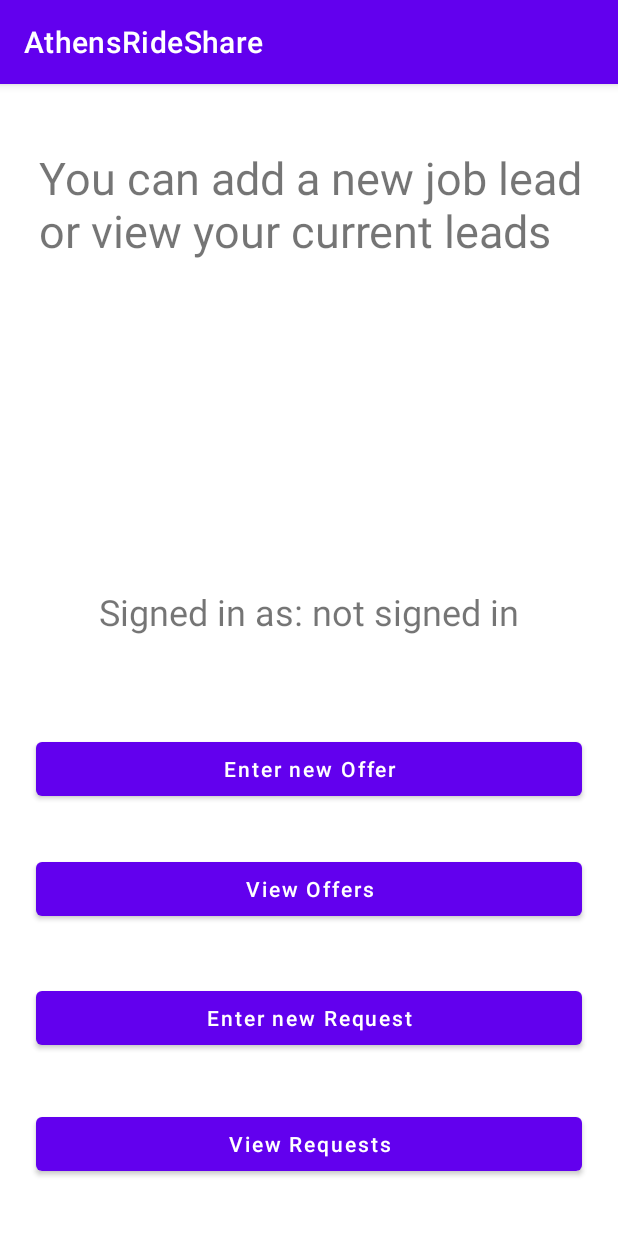
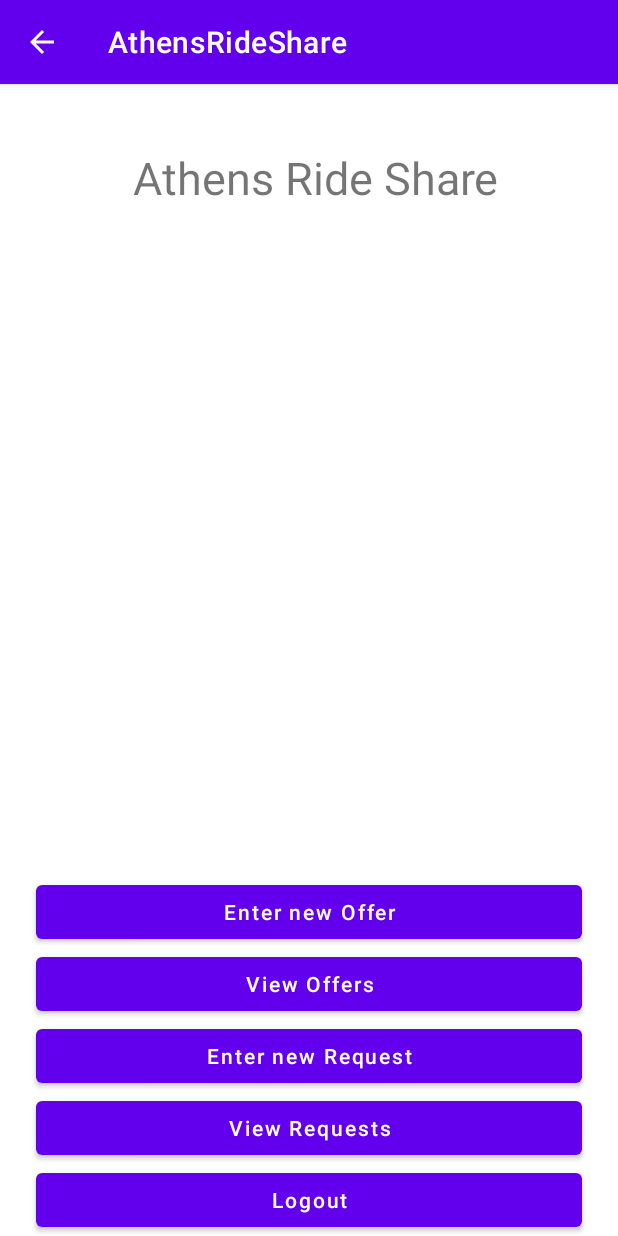
Before and after one commit to Manmeet1808/AthensRideShare2, an Android app: the homeScreen2 screen opened directly, with no data from a screen before it, on a phone screen of 412 x 824 dp. Run offline under Robolectric (Android 15) with nearby library versions, the phone set to English and light mode, and no system bars; our stand-ins replace Firebase (no records; nobody signed in at launch, a user with empty details on screens opened directly).

Commit message:
back buttons and logout

```diff
--- a/app/src/main/java/edu/uga/cs/athensrideshare/homeScreen2.java
+++ b/app/src/main/java/edu/uga/cs/athensrideshare/homeScreen2.java
@@ -6,6 +6,7 @@ import android.util.Log;
 import android.view.View;
 import android.widget.Button;
 import android.widget.TextView;
+import android.widget.Toast;
 
 import androidx.annotation.NonNull;
 import androidx.appcompat.app.AppCompatActivity;
@@ -23,7 +24,6 @@ public class homeScreen2 extends AppCompatActivity {
     protected void onCreate(Bundle savedInstanceState) {
         super.onCreate(savedInstanceState);
         setContentView(R.layout.home_screen2);
-        //hello
 
         Log.d( DEBUG_TAG, "homescreen.onCreate()" );
 
@@ -31,12 +31,14 @@ public class homeScreen2 extends AppCompatActivity {
         Button reviewLeadsButton = findViewById(R.id.button2);
         Button newRequestButton = findViewById(R.id.button4);
         Button reviewRequestButton = findViewById(R.id.button5);
-        signedInTextView = findViewById( R.id.textView3 );
+        Button logoutButton = findViewById(R.id.button6);
 
+        // Upon each button being clicked, the corresponding listener shall be called
         newLeadButton.setOnClickListener( new NewLeadButtonClickListener() );
         reviewLeadsButton.setOnClickListener( new ReviewLeadsButtonClickListener() );
         newRequestButton.setOnClickListener( new NewRequestButtonClickListener() );
         reviewRequestButton.setOnClickListener( new ReviewRequestButtonClickListener() );
+        logoutButton.setOnClickListener( new LogOutClickListener() );
 
         // Setup a listener for a change in the sign in status (authentication status change)
         // when it is invoked, check if a user is signed in and update the UI text view string,
@@ -52,7 +54,6 @@ public class homeScreen2 extends AppCompatActivity {
                 } else {
                     // User is signed out
                     Log.d( DEBUG_TAG, "onAuthStateChanged:signed_out" );
-                    //signedInTextView.setText( "Signed in as: not signed in" );
                 }
             }
         });
@@ -90,16 +91,7 @@ public class homeScreen2 extends AppCompatActivity {
         }
     }
 
-    /**
-     * This class defines the onClickListener class for the logout button.
-     * Signs the current user out and returns to MainActivity.
-     */
     private class LogOutClickListener implements View.OnClickListener {
-
-        /**
-         * Signs out the current user and returns to the MainActivity login/register screen.
-         * @param v the button view that has called the method
-         */
         @Override
         public void onClick(View v) {
             FirebaseAuth.getInstance().signOut();
--- a/app/src/main/res/layout/activity_main.xml
+++ b/app/src/main/res/layout/activity_main.xml
@@ -21,7 +21,7 @@
 
     <Button
         android:id="@+id/regButton"
-        android:layout_width="wrap_content"
+        android:layout_width="180dp"
         android:layout_height="wrap_content"
         android:text="Register"
         app:layout_constraintBottom_toTopOf="@+id/logButton"
@@ -32,7 +32,7 @@
 
     <Button
         android:id="@+id/logButton"
-        android:layout_width="wrap_content"
+        android:layout_width="180dp"
         android:layout_height="wrap_content"
         android:text="Login"
         app:layout_constraintBottom_toBottomOf="parent"
--- a/app/src/main/res/layout/home_screen2.xml
+++ b/app/src/main/res/layout/home_screen2.xml
@@ -6,21 +6,6 @@
     android:layout_height="match_parent"
     tools:context=".JobLeadManagementActivity">
 
-    <Button
-        android:id="@+id/button1"
-        android:layout_width="0dp"
-        android:layout_height="wrap_content"
-        android:layout_marginStart="24dp"
-        android:layout_marginTop="64dp"
-        android:layout_marginEnd="24dp"
-        android:text="Enter new Offer"
-        android:textAllCaps="false"
-        app:layout_constraintBottom_toTopOf="@+id/button2"
-        app:layout_constraintEnd_toEndOf="parent"
-        app:layout_constraintHorizontal_bias="0.5"
-        app:layout_constraintStart_toStartOf="parent"
-        app:layout_constraintTop_toBottomOf="@+id/textView3" />
-
     <TextView
         android:id="@+id/textView"
         android:layout_width="0dp"
@@ -28,71 +13,78 @@
         android:layout_marginStart="16dp"
         android:layout_marginTop="32dp"
         android:layout_marginEnd="8dp"
+        android:gravity="center"
         android:padding="10dp"
-        android:text="You can add a new job lead or view your current leads"
+        android:text="Athens Ride Share"
         android:textSize="30sp"
         app:layout_constraintEnd_toEndOf="parent"
         app:layout_constraintStart_toStartOf="parent"
         app:layout_constraintTop_toTopOf="parent" />
 
     <Button
+        android:id="@+id/button1"
+        android:layout_width="0dp"
+        android:layout_height="wrap_content"
+        android:layout_marginStart="24dp"
+        android:layout_marginEnd="24dp"
+        android:text="Enter new Offer"
+        android:textAllCaps="false"
+        app:layout_constraintBottom_toTopOf="@+id/button2"
+        app:layout_constraintEnd_toEndOf="parent"
+        app:layout_constraintHorizontal_bias="1.0"
+        app:layout_constraintStart_toStartOf="parent"
+        app:layout_constraintVertical_chainStyle="packed" />
+
+    <Button
         android:id="@+id/button2"
         android:layout_width="0dp"
         android:layout_height="wrap_content"
         android:layout_marginStart="24dp"
-        android:layout_marginTop="32dp"
         android:layout_marginEnd="24dp"
         android:text="View Offers"
         android:textAllCaps="false"
-        app:layout_constraintBottom_toBottomOf="parent"
+        app:layout_constraintBottom_toTopOf="@+id/button4"
         app:layout_constraintEnd_toEndOf="parent"
-        app:layout_constraintHorizontal_bias="0.5"
-        app:layout_constraintStart_toStartOf="parent"
-        app:layout_constraintTop_toBottomOf="@+id/button1" />
+        app:layout_constraintHorizontal_bias="0.0"
+        app:layout_constraintStart_toStartOf="parent" />
 
     <Button
         android:id="@+id/button4"
         android:layout_width="0dp"
         android:layout_height="wrap_content"
         android:layout_marginStart="24dp"
-        android:layout_marginTop="32dp"
         android:layout_marginEnd="24dp"
         android:text="Enter new Request"
         android:textAllCaps="false"
+        app:layout_constraintBottom_toTopOf="@+id/button5"
+        app:layout_constraintEnd_toEndOf="parent"
+        app:layout_constraintHorizontal_bias="1.0"
+        app:layout_constraintStart_toStartOf="parent" />
+
+    <Button
+        android:id="@+id/button6"
+        android:layout_width="0dp"
+        android:layout_height="wrap_content"
+        android:layout_marginStart="24dp"
+        android:layout_marginEnd="24dp"
+        android:text="Logout"
+        android:textAllCaps="false"
         app:layout_constraintBottom_toBottomOf="parent"
         app:layout_constraintEnd_toEndOf="parent"
-        app:layout_constraintHorizontal_bias="0.0"
-        app:layout_constraintStart_toStartOf="parent"
-        app:layout_constraintTop_toBottomOf="@+id/button1"
-        app:layout_constraintVertical_bias="0.417" />
+        app:layout_constraintHorizontal_bias="1.0"
+        app:layout_constraintStart_toStartOf="parent" />
 
     <Button
         android:id="@+id/button5"
         android:layout_width="0dp"
         android:layout_height="wrap_content"
         android:layout_marginStart="24dp"
-        android:layout_marginTop="32dp"
         android:layout_marginEnd="24dp"
         android:text="View Requests"
         android:textAllCaps="false"
-        app:layout_constraintBottom_toBottomOf="parent"
+        app:layout_constraintBottom_toTopOf="@+id/button6"
         app:layout_constraintEnd_toEndOf="parent"
         app:layout_constraintHorizontal_bias="0.0"
-        app:layout_constraintStart_toStartOf="parent"
-        app:layout_constraintTop_toBottomOf="@+id/button1"
-        app:layout_constraintVertical_bias="0.82" />
-
-    <TextView
-        android:id="@+id/textView3"
-        android:layout_width="wrap_content"
-        android:layout_height="wrap_content"
-        android:text="Signed in as: not signed in"
-        android:textSize="24sp"
-        app:layout_constraintBottom_toTopOf="@+id/button1"
-        app:layout_constraintEnd_toEndOf="parent"
-        app:layout_constraintHorizontal_bias="0.5"
-        app:layout_constraintStart_toStartOf="parent"
-        app:layout_constraintTop_toBottomOf="@+id/textView"
-        app:layout_constraintVertical_chainStyle="packed" />
+        app:layout_constraintStart_toStartOf="parent" />
 
 </androidx.constraintlayout.widget.ConstraintLayout>
```
Also changed, not shown: app/src/main/AndroidManifest.xml (+30 -8 lines).
